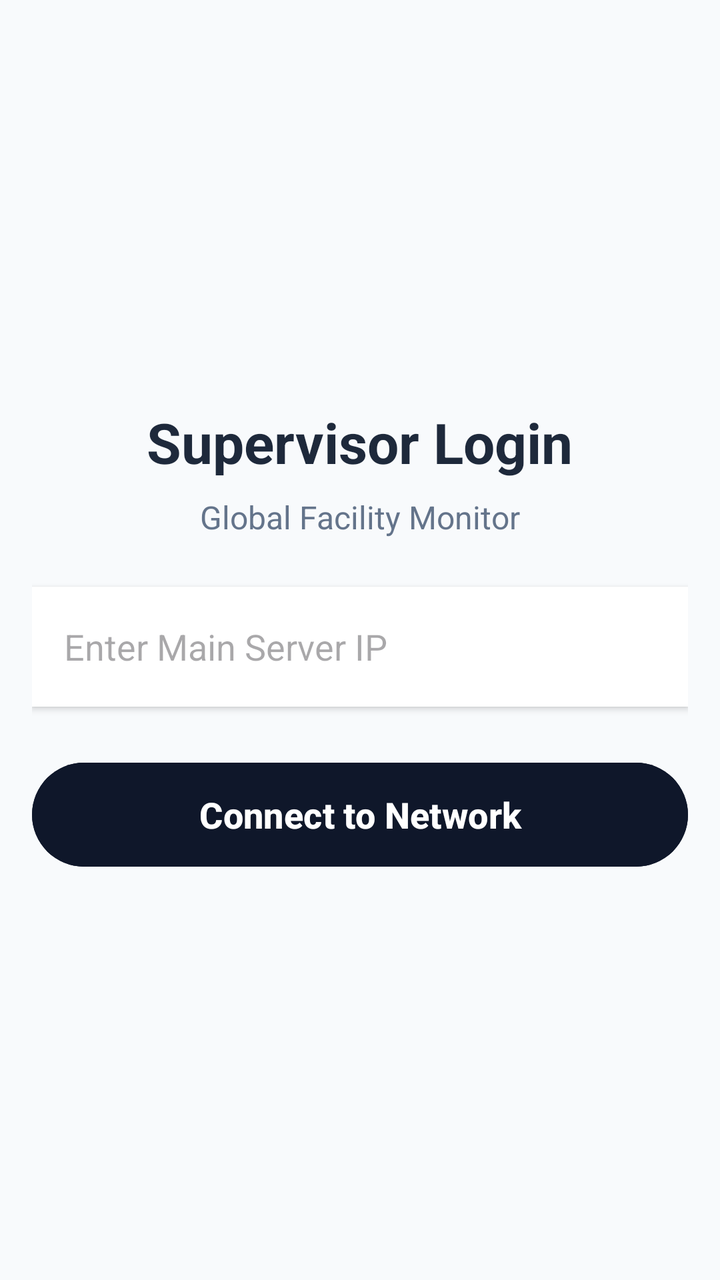
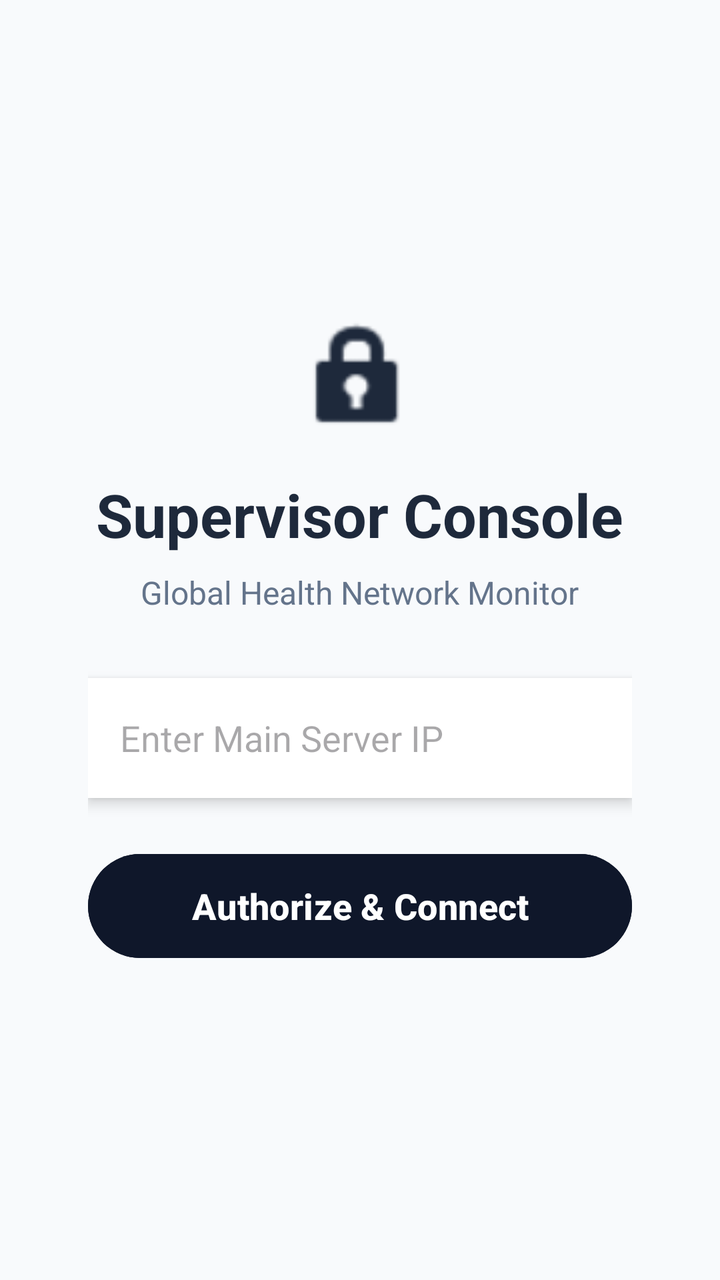

Two renders of the same Android screen: before a commit and after it. Below are the layout's source before the change and the commit's diff.
<!-- AndroidManifest.xml: application theme Theme.RoomCallingSystem -->
<!-- res/layout/activity_master.xml -->
<?xml version="1.0" encoding="utf-8"?>
<RelativeLayout xmlns:android="http://schemas.android.com/apk/res/android"
    android:layout_width="match_parent"
    android:layout_height="match_parent"
    android:padding="16dp"
    android:background="#F8FAFC">

    <LinearLayout
        android:id="@+id/layoutLogin"
        android:layout_width="match_parent"
        android:layout_height="wrap_content"
        android:orientation="vertical"
        android:layout_centerInParent="true"
        android:gravity="center_horizontal">

        <TextView
            android:layout_width="wrap_content"
            android:layout_height="wrap_content"
            android:text="Supervisor Login"
            android:textSize="28sp"
            android:textStyle="bold"
            android:textColor="#1E293B"
            android:layout_marginBottom="8dp" />

        <TextView
            android:layout_width="wrap_content"
            android:layout_height="wrap_content"
            android:text="Global Facility Monitor"
            android:textSize="16sp"
            android:textColor="#64748B"
            android:layout_marginBottom="24dp" />

        <EditText
            android:id="@+id/etServerIp"
            android:layout_width="match_parent"
            android:layout_height="60dp"
            android:hint="Enter Main Server IP"
            android:inputType="textUri"
            android:background="#FFFFFF"
            android:padding="16dp"
            android:elevation="2dp"
            android:layout_marginBottom="24dp"/>

        <Button
            android:id="@+id/btnConnect"
            android:layout_width="match_parent"
            android:layout_height="60dp"
            android:backgroundTint="#0F172A"
            android:textColor="#FFFFFF"
            android:textStyle="bold"
            android:textSize="18sp"
            android:text="Connect to Network" />
    </LinearLayout>

    <LinearLayout
        android:id="@+id/layoutGrid"
        android:layout_width="match_parent"
        android:layout_height="match_parent"
        android:orientation="vertical"
        android:visibility="gone">

        <TextView
            android:layout_width="wrap_content"
            android:layout_height="wrap_content"
            android:text="Active Facility Status"
            android:textSize="22sp"
            android:textStyle="bold"
            android:textColor="#1E293B"
            android:layout_marginBottom="16dp"/>

        <androidx.recyclerview.widget.RecyclerView
            android:id="@+id/recyclerViewRooms"
            android:layout_width="match_parent"
            android:layout_height="match_parent" />
    </LinearLayout>

</RelativeLayout>
<!-- resources referenced by this layout -->
<resources>
  <style name="Theme.RoomCallingSystem" parent="Base.Theme.RoomCallingSystem" />
  <style name="Base.Theme.RoomCallingSystem" parent="Theme.Material3.DayNight.NoActionBar">
          
          
      </style>
</resources>

<!-- the commit's change to res/layout/activity_master.xml (unified diff, before → after) -->
@@ -1,8 +1,9 @@
 <?xml version="1.0" encoding="utf-8"?>
 <RelativeLayout xmlns:android="http://schemas.android.com/apk/res/android"
+    xmlns:app="http://schemas.android.com/apk/res-auto"
     android:layout_width="match_parent"
     android:layout_height="match_parent"
-    android:padding="16dp"
+    android:padding="20dp"
     android:background="#F8FAFC">
 
     <LinearLayout
@@ -11,13 +12,22 @@
         android:layout_height="wrap_content"
         android:orientation="vertical"
         android:layout_centerInParent="true"
-        android:gravity="center_horizontal">
+        android:gravity="center_horizontal"
+        android:padding="24dp">
+
+        <ImageView
+            android:layout_width="64dp"
+            android:layout_height="64dp"
+            android:src="@android:drawable/ic_lock_idle_lock"
+            android:contentDescription="Security Icon"
+            android:layout_marginBottom="16dp"
+            app:tint="#1E293B" />
 
         <TextView
             android:layout_width="wrap_content"
             android:layout_height="wrap_content"
-            android:text="Supervisor Login"
-            android:textSize="28sp"
+            android:text="Supervisor Console"
+            android:textSize="30sp"
             android:textStyle="bold"
             android:textColor="#1E293B"
             android:layout_marginBottom="8dp" />
@@ -25,10 +35,10 @@
         <TextView
             android:layout_width="wrap_content"
             android:layout_height="wrap_content"
-            android:text="Global Facility Monitor"
+            android:text="Global Health Network Monitor"
             android:textSize="16sp"
             android:textColor="#64748B"
-            android:layout_marginBottom="24dp" />
+            android:layout_marginBottom="32dp" />
 
         <EditText
             android:id="@+id/etServerIp"
@@ -38,7 +48,8 @@
             android:inputType="textUri"
             android:background="#FFFFFF"
             android:padding="16dp"
-            android:elevation="2dp"
+            android:elevation="4dp"
+            android:textColor="#1E293B"
             android:layout_marginBottom="24dp"/>
 
         <Button
@@ -49,7 +60,8 @@
             android:textColor="#FFFFFF"
             android:textStyle="bold"
             android:textSize="18sp"
-            android:text="Connect to Network" />
+            android:elevation="4dp"
+            android:text="Authorize &amp; Connect" />
     </LinearLayout>
 
     <LinearLayout
@@ -59,19 +71,65 @@
         android:orientation="vertical"
         android:visibility="gone">
 
-        <TextView
-            android:layout_width="wrap_content"
+        <RelativeLayout
+            android:layout_width="match_parent"
             android:layout_height="wrap_content"
-            android:text="Active Facility Status"
-            android:textSize="22sp"
-            android:textStyle="bold"
-            android:textColor="#1E293B"
-            android:layout_marginBottom="16dp"/>
+            android:layout_marginBottom="20dp">
+
+            <LinearLayout
+                android:layout_width="wrap_content"
+                android:layout_height="wrap_content"
+                android:orientation="vertical">
+
+                <TextView
+                    android:layout_width="wrap_content"
+                    android:layout_height="wrap_content"
+                    android:text="Facility-Wide Monitor"
+                    android:textSize="24sp"
+                    android:textStyle="bold"
+                    android:textColor="#1E293B"/>
+
+                <TextView
+                    android:layout_width="wrap_content"
+                    android:layout_height="wrap_content"
+                    android:text="Sorted by Priority Level"
+                    android:textSize="14sp"
+                    android:textColor="#64748B"/>
+            </LinearLayout>
+
+            <LinearLayout
+                android:layout_width="wrap_content"
+                android:layout_height="wrap_content"
+                android:layout_alignParentEnd="true"
+                android:layout_centerVertical="true"
+                android:background="#E2E8F0"
+                android:paddingHorizontal="12dp"
+                android:paddingVertical="6dp"
+                android:orientation="horizontal"
+                android:gravity="center">
+
+                <View
+                    android:layout_width="10dp"
+                    android:layout_height="10dp"
+                    android:background="@android:drawable/presence_online"
+                    android:layout_marginEnd="8dp"/>
+
+                <TextView
+                    android:layout_width="wrap_content"
+                    android:layout_height="wrap_content"
+                    android:text="LIVE DATA"
+                    android:textSize="12sp"
+                    android:textStyle="bold"
+                    android:textColor="#475569"/>
+            </LinearLayout>
+        </RelativeLayout>
 
         <androidx.recyclerview.widget.RecyclerView
             android:id="@+id/recyclerViewRooms"
             android:layout_width="match_parent"
-            android:layout_height="match_parent" />
+            android:layout_height="match_parent"
+            android:clipToPadding="false"
+            android:paddingBottom="20dp"/>
     </LinearLayout>
 
 </RelativeLayout>
